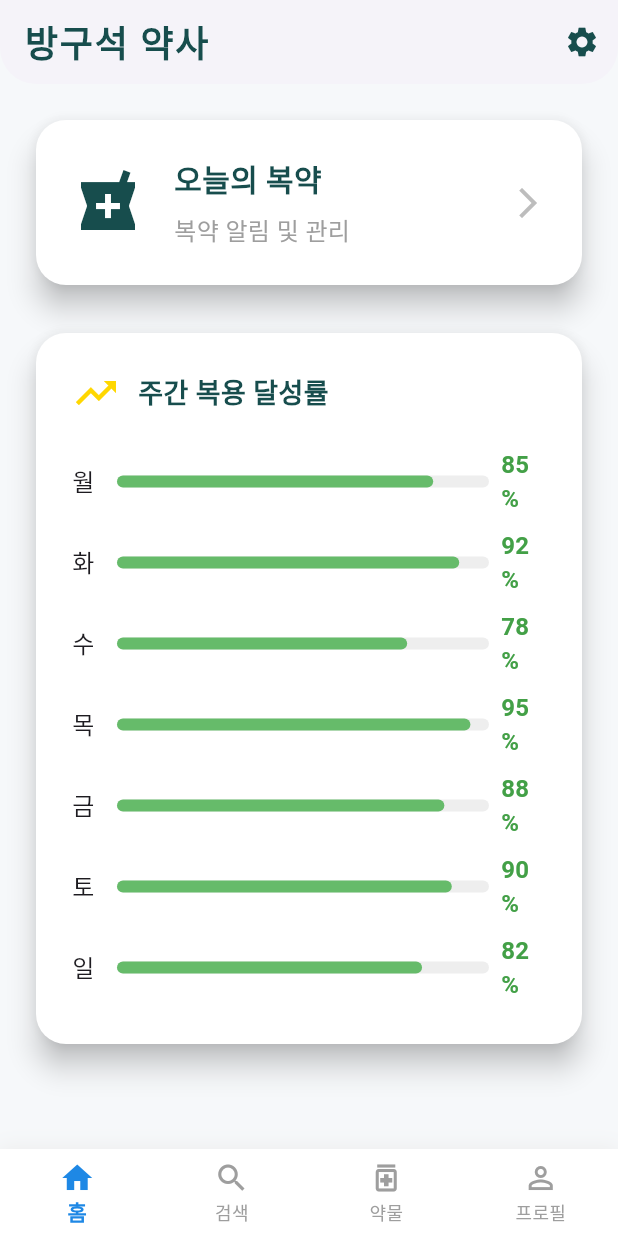
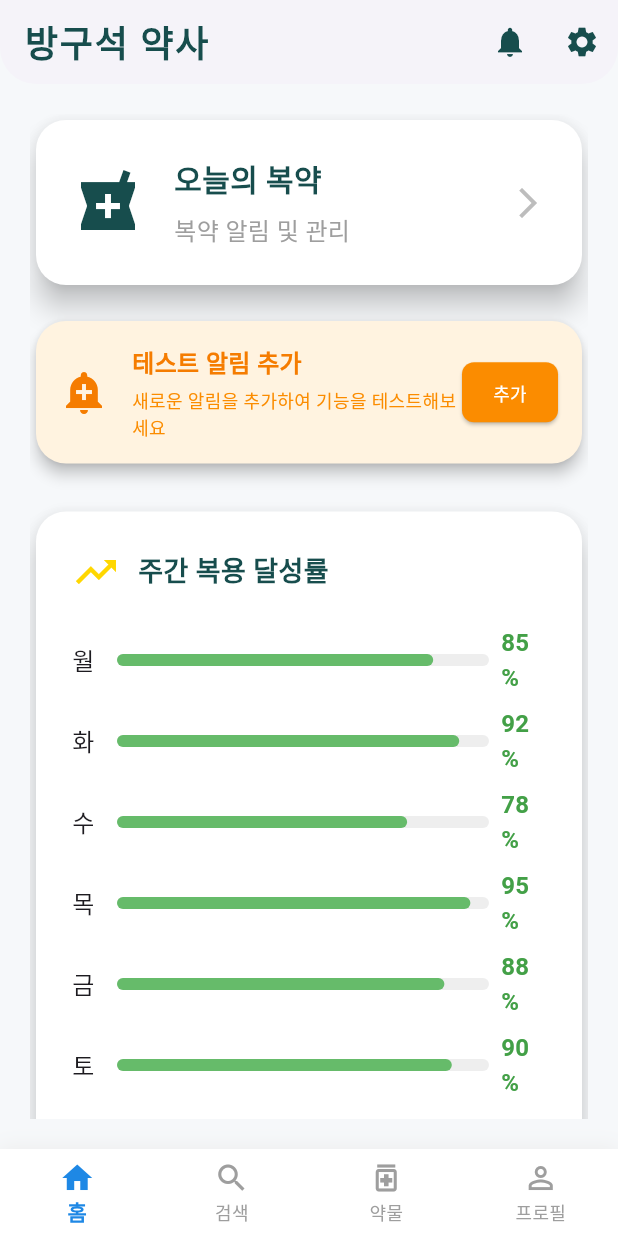
Before and after one commit to KICT2022/frontend, a Flutter app: the HomeScreen screen opened by its route, on a phone screen of 412 x 824 dp. Run offline on Flutter 3.47's test engine with Material 3 defaults, Android fonts, the phone set to English and light mode, and no system bars; our stand-ins replace go_router, shared_preferences; accounts and stored records are empty; Roboto replaces fonts that are missing (NotoSansKR).

Commit message:
알림 버튼 추가가

```diff
--- a/lib/main.dart
+++ b/lib/main.dart
@@ -15,6 +15,7 @@ import 'screens/search_screen.dart';
 import 'screens/medication_screen.dart';
 import 'screens/profile_screen.dart';
 import 'screens/settings_screen.dart';
+import 'screens/notification_screen.dart';
 import 'utils/notification_service.dart';
 
 void main() async {
@@ -120,6 +121,10 @@ class MyApp extends StatelessWidget {
           path: '/settings',
           builder: (context, state) => const SettingsScreen(),
         ),
+        GoRoute(
+          path: '/notifications',
+          builder: (context, state) => const NotificationScreen(),
+        ),
       ],
     );
   }
--- a/lib/providers/notification_provider.dart
+++ b/lib/providers/notification_provider.dart
@@ -78,4 +78,29 @@ class NotificationProvider extends ChangeNotifier {
   }
 
   int get unreadCount => getUnreadNotifications().length;
+
+  // 테스트용 알림 추가 메서드
+  void addTestNotification() {
+    final types = ['medication', 'reminder', 'warning', 'info'];
+    final titles = [
+      '복약 시간 알림',
+      '약물 상호작용 경고',
+      '복용률 달성 축하',
+      '새로운 약물 정보',
+    ];
+    final messages = [
+      '아침 약을 복용할 시간입니다.',
+      '새로 처방받은 약과 기존 약물 간 상호작용이 있을 수 있습니다.',
+      '이번 주 복용률이 95%를 달성했습니다!',
+      '새로운 약물 정보가 업데이트되었습니다.',
+    ];
+
+    final random = DateTime.now().millisecondsSinceEpoch % 4;
+    addNotification(
+      title: titles[random],
+      message: messages[random],
+      timestamp: DateTime.now().subtract(Duration(minutes: random * 10)),
+      type: types[random],
+    );
+  }
 }
--- a/lib/screens/home_screen.dart
+++ b/lib/screens/home_screen.dart
@@ -63,6 +63,46 @@ class _HomeScreenState extends State<HomeScreen> {
             backgroundColor: Colors.white,
             elevation: 2,
             actions: [
+              Consumer<NotificationProvider>(
+                builder: (context, notificationProvider, child) {
+                  return Stack(
+                    children: [
+                      IconButton(
+                        icon: const Icon(
+                          Icons.notifications,
+                          color: Color(0xFF174D4D),
+                        ),
+                        onPressed: () => context.go('/notifications'),
+                      ),
+                      if (notificationProvider.unreadCount > 0)
+                        Positioned(
+                          right: 8,
+                          top: 8,
+                          child: Container(
+                            padding: const EdgeInsets.all(2),
+                            decoration: BoxDecoration(
+                              color: Colors.red,
+                              borderRadius: BorderRadius.circular(10),
+                            ),
+                            constraints: const BoxConstraints(
+                              minWidth: 20,
+                              minHeight: 20,
+                            ),
+                            child: Text(
+                              '${notificationProvider.unreadCount}',
+                              style: const TextStyle(
+                                color: Colors.white,
+                                fontSize: 12,
+                                fontWeight: FontWeight.bold,
+                              ),
+                              textAlign: TextAlign.center,
+                            ),
+                          ),
+                        ),
+                    ],
+                  );
+                },
+              ),
               IconButton(
                 icon: const Icon(Icons.settings, color: Color(0xFF174D4D)),
                 onPressed: () => context.go('/settings'),
@@ -124,6 +164,81 @@ class _HomeScreenState extends State<HomeScreen> {
                         ],
                       ),
                     ),
+                  ),
+                  const SizedBox(height: 16),
+                  // 테스트 알림 추가 버튼 (개발용)
+                  Consumer<NotificationProvider>(
+                    builder: (context, notificationProvider, child) {
+                      return Card(
+                        shape: RoundedRectangleBorder(
+                          borderRadius: BorderRadius.circular(20),
+                        ),
+                        elevation: 4,
+                        color: Colors.orange.shade50,
+                        child: Padding(
+                          padding: const EdgeInsets.all(16.0),
+                          child: Row(
+                            children: [
+                              Icon(
+                                Icons.add_alert,
+                                size: 32,
+                                color: Colors.orange.shade700,
+                              ),
+                              const SizedBox(width: 16),
+                              Expanded(
+                                child: Column(
+                                  crossAxisAlignment: CrossAxisAlignment.start,
+                                  children: [
+                                    Text(
+                                      '테스트 알림 추가',
+                                      style: TextStyle(
+                                        fontSize: 16,
+                                        fontWeight: FontWeight.bold,
+                                        color: Colors.orange.shade700,
+                                      ),
+                                    ),
+                                    const SizedBox(height: 4),
+                                    Text(
+                                      '새로운 알림을 추가하여 기능을 테스트해보세요',
+                                      style: TextStyle(
+                                        fontSize: 12,
+                                        color: Colors.orange.shade600,
+                                      ),
+                                    ),
+                                  ],
+                                ),
+                              ),
+                              ElevatedButton(
+                                onPressed: () {
+                                  notificationProvider.addTestNotification();
+                                  ScaffoldMessenger.of(context).showSnackBar(
+                                    const SnackBar(
+                                      content: Text('테스트 알림이 추가되었습니다!'),
+                                      backgroundColor: Colors.green,
+                                    ),
+                                  );
+                                },
+                                style: ElevatedButton.styleFrom(
+                                  backgroundColor: Colors.orange.shade600,
+                                  foregroundColor: Colors.white,
+                                  shape: RoundedRectangleBorder(
+                                    borderRadius: BorderRadius.circular(8),
+                                  ),
+                                  padding: const EdgeInsets.symmetric(
+                                    horizontal: 16,
+                                    vertical: 8,
+                                  ),
+                                ),
+                                child: const Text(
+                                  '추가',
+                                  style: TextStyle(fontSize: 12),
+                                ),
+                              ),
+                            ],
+                          ),
+                        ),
+                      );
+                    },
                   ),
                   const SizedBox(height: 24),
                   Card(
```
Also changed, not shown: lib/screens/notification_screen.dart (added, +239 -0 lines).
